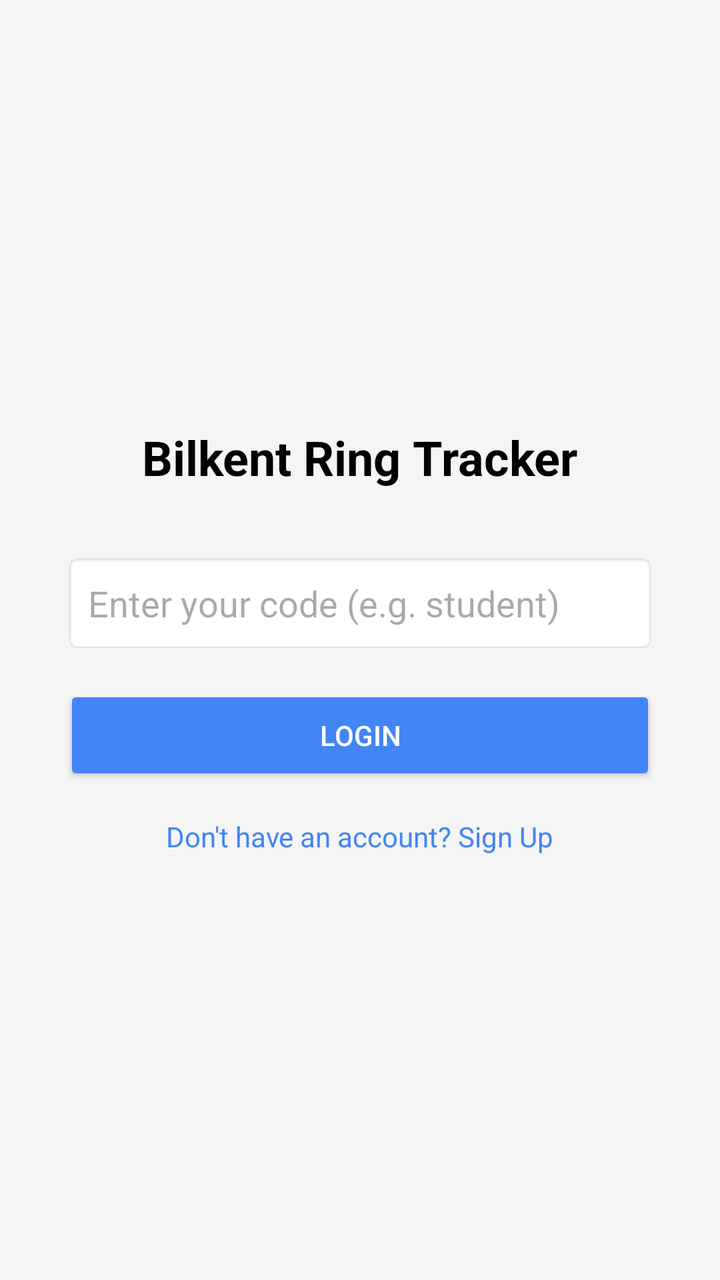
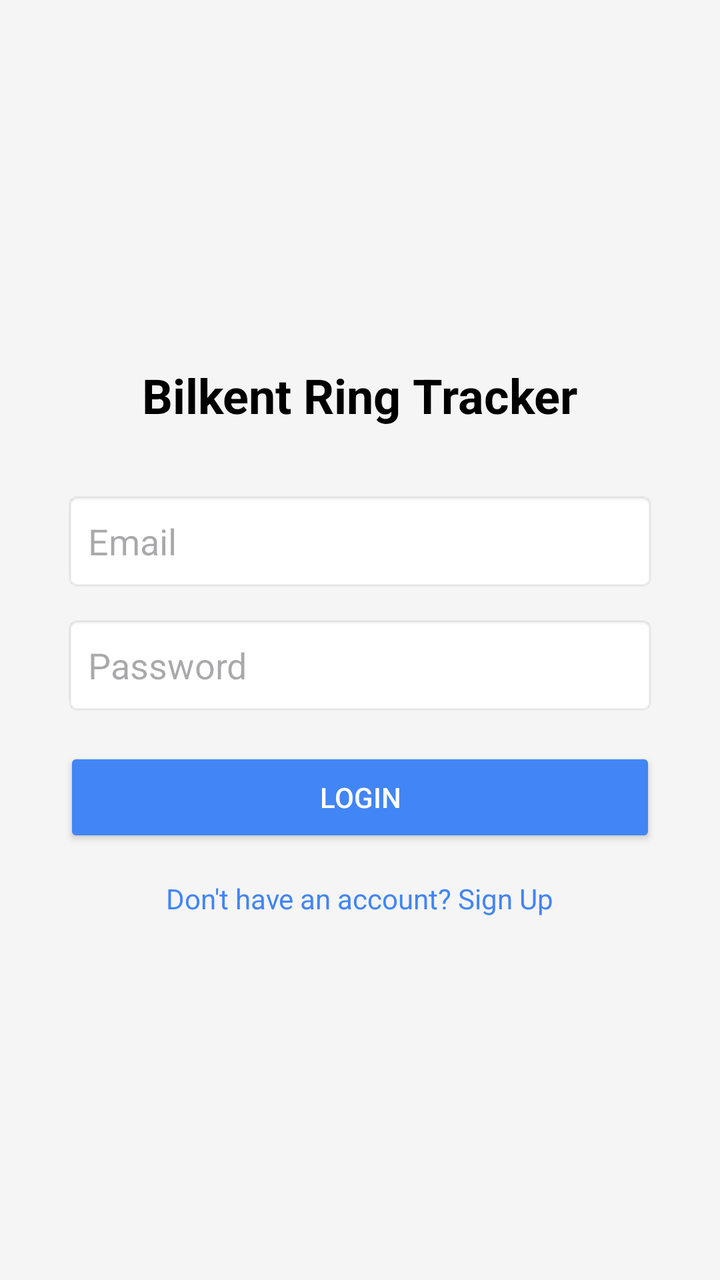

Two renders of the same Android screen: before a commit and after it. Below are the layout's source before the change and the commit's diff.
<!-- AndroidManifest.xml: application theme Theme.AttemptMAPP -->
<!-- res/layout/activity_login.xml -->
<?xml version="1.0" encoding="utf-8"?>
<LinearLayout xmlns:android="http://schemas.android.com/apk/res/android"
    android:layout_width="match_parent"
    android:layout_height="match_parent"
    android:background="#F5F5F5"
    android:gravity="center"
    android:orientation="vertical"
    android:padding="32dp">

    <TextView
        android:layout_width="wrap_content"
        android:layout_height="wrap_content"
        android:layout_marginBottom="32dp"
        android:text="Bilkent Ring Tracker"
        android:textColor="#000000"
        android:textSize="24sp"
        android:textStyle="bold" />

    <EditText
        android:id="@+id/etLoginCode"
        android:layout_width="match_parent"
        android:layout_height="50dp"
        android:layout_marginBottom="16dp"
        android:background="@android:drawable/editbox_background"
        android:hint="Enter your code (e.g. student)"
        android:inputType="text"
        android:padding="12dp" />

    <Button
        android:id="@+id/btnLogin"
        android:layout_width="match_parent"
        android:layout_height="50dp"
        android:backgroundTint="#4285F4"
        android:text="Login"
        android:textColor="#FFFFFF" />

    <TextView
        android:id="@+id/tvSignUp"
        android:layout_width="wrap_content"
        android:layout_height="wrap_content"
        android:layout_marginTop="16dp"
        android:text="Don't have an account? Sign Up"
        android:textColor="#4285F4" />

</LinearLayout>
<!-- resources referenced by this layout -->
<resources>
  <style name="Theme.AttemptMAPP" parent="Base.Theme.AttemptMAPP" />
  <style name="Base.Theme.AttemptMAPP" parent="Theme.Material3.DayNight.NoActionBar">
          <item name="android:windowBackground">@color/background_light</item>
          <item name="android:textColorPrimary">@color/text_primary_light</item>
          <item name="android:textColorSecondary">@color/text_secondary_light</item>
      </style>
  <color name="background_light">#F5F5F5</color>
  <color name="text_primary_light">#212121</color>
  <color name="text_secondary_light">#757575</color>
</resources>

<!-- the commit's change to res/layout/activity_login.xml (unified diff, before → after) -->
@@ -17,13 +17,23 @@
         android:textStyle="bold" />
 
     <EditText
-        android:id="@+id/etLoginCode"
+        android:id="@+id/etEmail"
+        android:layout_width="match_parent"
+        android:layout_height="50dp"
+        android:layout_marginBottom="12dp"
+        android:background="@android:drawable/editbox_background"
+        android:hint="Email"
+        android:inputType="textEmailAddress"
+        android:padding="12dp" />
+
+    <EditText
+        android:id="@+id/etPassword"
         android:layout_width="match_parent"
         android:layout_height="50dp"
         android:layout_marginBottom="16dp"
         android:background="@android:drawable/editbox_background"
-        android:hint="Enter your code (e.g. student)"
-        android:inputType="text"
+        android:hint="Password"
+        android:inputType="textPassword"
         android:padding="12dp" />
 
     <Button
